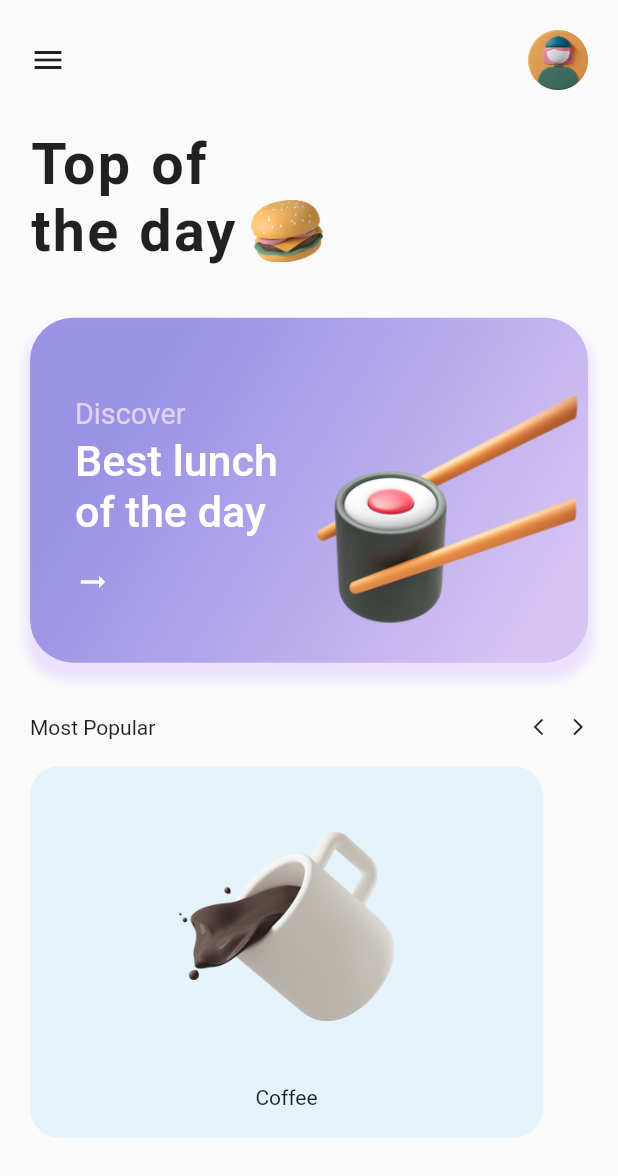
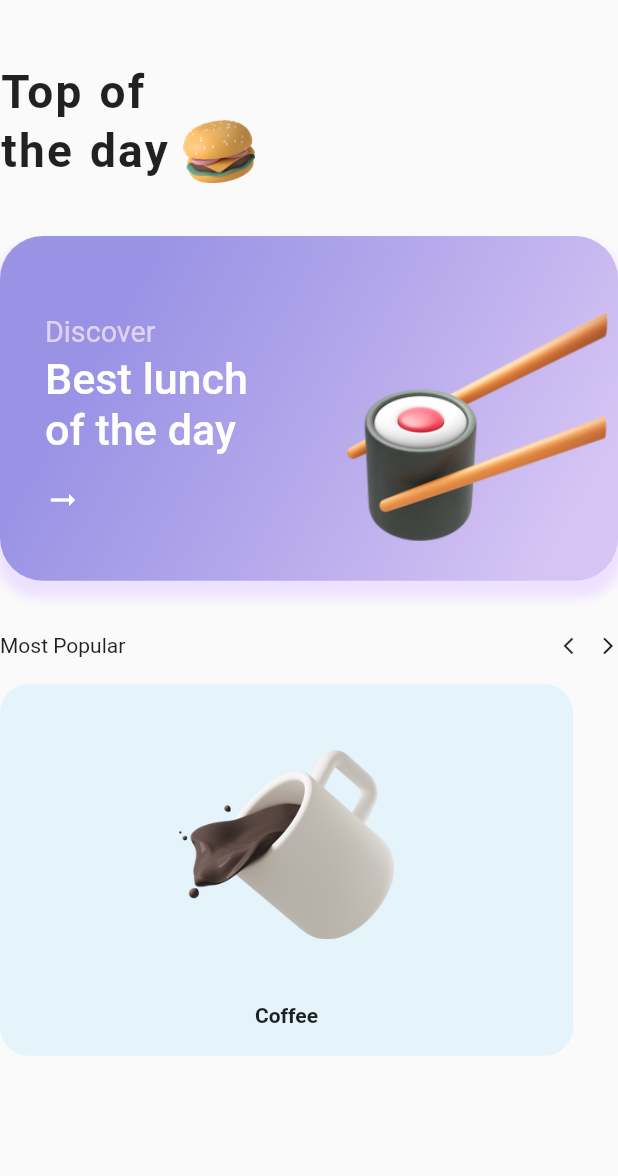
Before and after one commit to chrisokoriedev/foodui_apetch_class, a Flutter app: the NewWidget widget shown alone on an empty page, opened directly, after a tap on "Get Started", on a phone screen of 412 x 824 dp. Shown: the top 1176 px of the screen. Run offline on Flutter 3.47's test engine with Material 2 defaults, Android fonts, the phone set to English and light mode, and no system bars; our stand-ins replace flutter_screenutil, get, liquid_swipe.

Commit message:
food section

```diff
--- a/lib/contants.dart
+++ b/lib/contants.dart
@@ -1,10 +1,12 @@
 import 'package:flutter/material.dart';
 import 'package:flutter_screenutil/flutter_screenutil.dart';
-import 'package:foodui/view/homepage.dart';
+import 'package:foodui/view/offersection.dart';
 import 'package:get/get.dart';
 
 const kPrimaryColor = Color(0xff918ae2);
 const kWhiteColor = Colors.white;
+const kBlackColor = Colors.black;
+const kGreyColor = Color(0xfff5f5f5);
 const yellowColor = Color(0xffffd37f);
 const kButtonColor = Color(0xff5d55b4);
 final kBorderRadius = BorderRadius.circular(10).w;
@@ -80,7 +82,7 @@ class NewWidget extends StatelessWidget {
                       backgroundColor: MaterialStateProperty.all(kButtonColor),
                       shape: MaterialStateProperty.all(
                           RoundedRectangleBorder(borderRadius: kBorderRadius))),
-                  onPressed: () => Get.to(const HomePage()),
+                  onPressed: () => Get.to(const OfferPage()),
                   child: Text(
                     'Get Started',
                     style:
--- a/lib/main.dart
+++ b/lib/main.dart
@@ -1,5 +1,6 @@
 import 'package:flutter/material.dart';
 import 'package:flutter_screenutil/flutter_screenutil.dart';
+import 'package:foodui/view/mainScreen.dart';
 import 'package:foodui/view/welcome.dart';
 import 'package:get/get.dart';
 
@@ -22,7 +23,7 @@ class MyApp extends StatelessWidget {
           theme: ThemeData(
             primarySwatch: Colors.blue,
           ),
-          home: const WelcomeScreen(),
+          home: const MainScreen(),
         );
       }
     );
--- a/lib/view/homepage.dart
+++ /dev/null
@@ -1,203 +0,0 @@
-import 'package:flutter/material.dart';
-import 'package:flutter_screenutil/flutter_screenutil.dart';
-import 'package:foodui/contants.dart';
-import 'package:foodui/data/data.dart';
-import 'package:get/get.dart';
-
-class HomePage extends StatefulWidget {
-  const HomePage({Key? key}) : super(key: key);
-
-  @override
-  State<HomePage> createState() => _HomePageState();
-}
-
-class _HomePageState extends State<HomePage> {
-  final PageController controller = PageController(initialPage: 0);
-  double _currentItemIndex = 0;
-
-  @override
-  Widget build(BuildContext context) {
-    return Scaffold(
-      body: SingleChildScrollView(
-        child: SafeArea(
-          child: Padding(
-            padding: const EdgeInsets.all(20.0),
-            child: Column(
-              crossAxisAlignment: CrossAxisAlignment.start,
-              children: [
-                Row(
-                  mainAxisAlignment: MainAxisAlignment.spaceBetween,
-                  children: [
-                    GestureDetector(
-                        onTap: () {}, child: const Icon(Icons.menu)),
-                    CircleAvatar(
-                        radius: 20,
-                        backgroundColor: yellowColor,
-                        child: Image.asset('${kImageUrl}avatar.png'))
-                  ],
-                ),
-                sizedHeight(30),
-                Text(
-                  'Top of',
-                  style: headingStyle(),
-                ),
-                Row(
-                  children: [
-                    Text(
-                      'the day',
-                      style: headingStyle(),
-                    ),
-                    SizedBox(
-                      width: 10.w,
-                    ),
-                    Image.asset(
-                      '${kImageUrl}burger.png',
-                      width: 50.w,
-                    )
-                  ],
-                ),
-                sizedHeight(40),
-                Container(
-                  width: double.infinity,
-                  height: 260.h,
-                  decoration: BoxDecoration(
-                      borderRadius: BorderRadius.circular(30).w,
-                      boxShadow: const [
-                        BoxShadow(
-                            color: Color(0xffece1ff),
-                            offset: Offset(0, 8),
-                            blurRadius: 5.0,
-                            spreadRadius: 3)
-                      ],
-                      gradient: LinearGradient(
-                        begin: Alignment.topLeft,
-                        end: Alignment.bottomRight,
-                        stops: const [0.2, 0.9],
-                        colors: [
-                          kPrimaryColor.withOpacity(0.9),
-                          const Color(0xffd6c4f4),
-                        ],
-                      )),
-                  child: Padding(
-                    padding: const EdgeInsets.only(
-                      left: 30,
-                    ),
-                    child: Row(
-                      mainAxisAlignment: MainAxisAlignment.spaceBetween,
-                      children: [
-                        Column(
-                          crossAxisAlignment: CrossAxisAlignment.start,
-                          mainAxisAlignment: MainAxisAlignment.center,
-                          children: [
-                            Text(
-                              'Discover',
-                              style: TextStyle(
-                                  fontSize: 20.sp,
-                                  height: 2.0.sp,
-                                  color: const Color(0xffe1d3ef)),
-                            ),
-                            Text(
-                              'Best lunch\nof the day',
-                              style: TextStyle(
-                                  fontSize: 30.sp,
-                                  color: const Color(0xfffffefd),
-                                  fontWeight: FontWeight.w500),
-                            ),
-                            sizedHeight(20),
-                            const Icon(
-                              Icons.arrow_right_alt,
-                              color: Colors.white,
-                            )
-                          ],
-                        ),
-                        Image.asset(
-                          '${kImageUrl}sushi.png',
-                          width: 200.w,
-                        )
-                      ],
-                    ),
-                  ),
-                ),
-                sizedHeight(40),
-                Row(
-                  mainAxisAlignment: MainAxisAlignment.spaceBetween,
-                  children: [
-                    const Text('Most Popular'),
-                    Row(
-                      children: [
-                        InkWell(
-                          onTap: () {
-                            if (_currentItemIndex > 0) {
-                              _currentItemIndex--;
-                              controller.previousPage(
-                                  duration: const Duration(milliseconds: 500),
-                                  curve: Curves.easeInOut);
-                            }
-                          },
-                          child: Icon(Icons.arrow_back_ios, size: 14.sp),
-                        ),
-                        SizedBox(width: 10.w),
-                        InkWell(
-                          onTap: () {
-                            if (_currentItemIndex < getFoodDetails.length - 1) {
-                              _currentItemIndex++;
-                              controller.nextPage(
-                                  duration: const Duration(milliseconds: 500),
-                                  curve: Curves.easeInOut);
-                            }
-                          },
-                          child: Icon(Icons.arrow_forward_ios, size: 14.sp),
-                        ),
-                      ],
-                    ),
-                  ],
-                ),
-                sizedHeight(20),
-                SizedBox(
-                  height: 280.h,
-                  child: PageView.builder(
-
-                      controller: controller,
-                      physics: const BouncingScrollPhysics(),
-                      scrollDirection: Axis.horizontal,
-                      itemCount: getFoodDetails.length,
-                      itemBuilder: (context, index) {
-                        final data = getFoodDetails[index];
-                        return Container(
-                          width: Get.mediaQuery.size.width * 0.4.w,
-                          margin: const EdgeInsets.only(right: 30),
-                          padding: const EdgeInsets.all(10),
-                          decoration: BoxDecoration(
-                              color: data.foodColor,
-                              borderRadius: BorderRadius.circular(20).w),
-                          child: Column(
-                            mainAxisAlignment: MainAxisAlignment.center,
-                            crossAxisAlignment: CrossAxisAlignment.center,
-                            children: [
-                              Image.asset(
-                                data.foodImageUrl,
-                                width: 150.w,
-                                height: 200.h,
-                                alignment: Alignment.center,
-                              ),
-                              sizedHeight(20),
-                              Text(data.foodName),
-                            ],
-                          ),
-                        );
-                      }),
-                )
-              ],
-            ),
-          ),
-        ),
-      ),
-    );
-  }
-}
-
-TextStyle headingStyle() => TextStyle(
-    fontSize: 40.sp,
-    fontWeight: FontWeight.w600,
-    wordSpacing: 1.5,
-    letterSpacing: 1.5);
--- /dev/null
+++ b/lib/view/offersection.dart
@@ -0,0 +1,189 @@
+import 'package:flutter/material.dart';
+import 'package:flutter_screenutil/flutter_screenutil.dart';
+import 'package:foodui/contants.dart';
+import 'package:foodui/data/data.dart';
+import 'package:get/get.dart';
+
+class OfferPage extends StatefulWidget {
+  const OfferPage({Key? key}) : super(key: key);
+
+  @override
+  State<OfferPage> createState() => _OfferPageState();
+}
+
+class _OfferPageState extends State<OfferPage> {
+  final PageController controller = PageController(initialPage: 0);
+  double _currentItemIndex = 0;
+
+  @override
+  Widget build(BuildContext context) {
+    return Scaffold(
+      body: SingleChildScrollView(
+        child: SafeArea(
+          child: Column(
+            crossAxisAlignment: CrossAxisAlignment.start,
+            children: [
+              sizedHeight(50),
+              Text(
+                'Top of',
+                style: headingStyle(),
+              ),
+              Row(
+                children: [
+                  Text(
+                    'the day',
+                    style: headingStyle(),
+                  ),
+                  SizedBox(
+                    width: 10.w,
+                  ),
+                  Image.asset(
+                    '${kImageUrl}burger.png',
+                    width: 50.w,
+                  )
+                ],
+              ),
+              sizedHeight(40),
+              Container(
+                width: double.infinity,
+                height: 260.h,
+                decoration: BoxDecoration(
+                    borderRadius: BorderRadius.circular(30).w,
+                    boxShadow: const [
+                      BoxShadow(
+                          color: Color(0xffece1ff),
+                          offset: Offset(0, 8),
+                          blurRadius: 5.0,
+                          spreadRadius: 3)
+                    ],
+                    gradient: LinearGradient(
+                      begin: Alignment.topLeft,
+                      end: Alignment.bottomRight,
+                      stops: const [0.2, 0.9],
+                      colors: [
+                        kPrimaryColor.withOpacity(0.9),
+                        const Color(0xffd6c4f4),
+                      ],
+                    )),
+                child: Padding(
+                  padding: const EdgeInsets.only(
+                    left: 30,
+                  ),
+                  child: Row(
+                    mainAxisAlignment: MainAxisAlignment.spaceBetween,
+                    children: [
+                      Column(
+                        crossAxisAlignment: CrossAxisAlignment.start,
+                        mainAxisAlignment: MainAxisAlignment.center,
+                        children: [
+                          Text(
+                            'Discover',
+                            style: TextStyle(
+                                fontSize: 20.sp,
+                                height: 2.0.sp,
+                                color: const Color(0xffe1d3ef)),
+                          ),
+                          Text(
+                            'Best lunch\nof the day',
+                            style: TextStyle(
+                                fontSize: 30.sp,
+                                color: const Color(0xfffffefd),
+                                fontWeight: FontWeight.w500),
+                          ),
+                          sizedHeight(20),
+                          const Icon(
+                            Icons.arrow_right_alt,
+                            color: Colors.white,
+                          )
+                        ],
+                      ),
+                      Image.asset(
+                        '${kImageUrl}sushi.png',
+                        width: 200.w,
+                      )
+                    ],
+                  ),
+                ),
+              ),
+              sizedHeight(40),
+              Row(
+                mainAxisAlignment: MainAxisAlignment.spaceBetween,
+                children: [
+                  const Text('Most Popular'),
+                  Row(
+                    children: [
+                      InkWell(
+                        onTap: () {
+                          if (_currentItemIndex > 0) {
+                            _currentItemIndex--;
+                            controller.previousPage(
+                                duration: const Duration(milliseconds: 500),
+                                curve: Curves.easeInOut);
+                          }
+                        },
+                        child: Icon(Icons.arrow_back_ios, size: 14.sp),
+                      ),
+                      SizedBox(width: 10.w),
+                      InkWell(
+                        onTap: () {
+                          if (_currentItemIndex < getFoodDetails.length - 1) {
+                            _currentItemIndex++;
+                            controller.nextPage(
+                                duration: const Duration(milliseconds: 500),
+                                curve: Curves.easeInOut);
+                          }
+                        },
+                        child: Icon(Icons.arrow_forward_ios, size: 14.sp),
+                      ),
+                    ],
+                  ),
+                ],
+              ),
+              sizedHeight(20),
+              SizedBox(
+                height: 280.h,
+                child: PageView.builder(
+
+                    controller: controller,
+                    physics: const BouncingScrollPhysics(),
+                    scrollDirection: Axis.horizontal,
+                    itemCount: getFoodDetails.length,
+                    itemBuilder: (context, index) {
+                      final data = getFoodDetails[index];
+                      return Container(
+                        width: Get.mediaQuery.size.width * 0.4.w,
+                        margin: const EdgeInsets.only(right: 30),
+                        padding: const EdgeInsets.all(10),
+                        decoration: BoxDecoration(
+                            color: data.foodColor,
+                            borderRadius: BorderRadius.circular(20).w),
+                        child: Column(
+                          mainAxisAlignment: MainAxisAlignment.center,
+                          crossAxisAlignment: CrossAxisAlignment.center,
+                          children: [
+                            Image.asset(
+                              data.foodImageUrl,
+                              width: 150.w,
+                              height: 200.h,
+                              alignment: Alignment.center,
+                            ),
+                            sizedHeight(20),
+                            Text(data.foodName,style: TextStyle(fontWeight: FontWeight.w600,),),
+                          ],
+                        ),
+                      );
+                    }),
+              )
+            ],
+          ),
+        ),
+      ),
+    );
+  }
+}
+
+TextStyle headingStyle() => TextStyle(
+    fontSize: 32.sp,
+    fontWeight: FontWeight.w600,
+    wordSpacing: 1.5,
+    letterSpacing: 1.5);
```
Also changed, not shown: lib/view/foodsection.dart (added, +30 -0 lines), lib/view/mainScreen.dart (added, +73 -0 lines).
